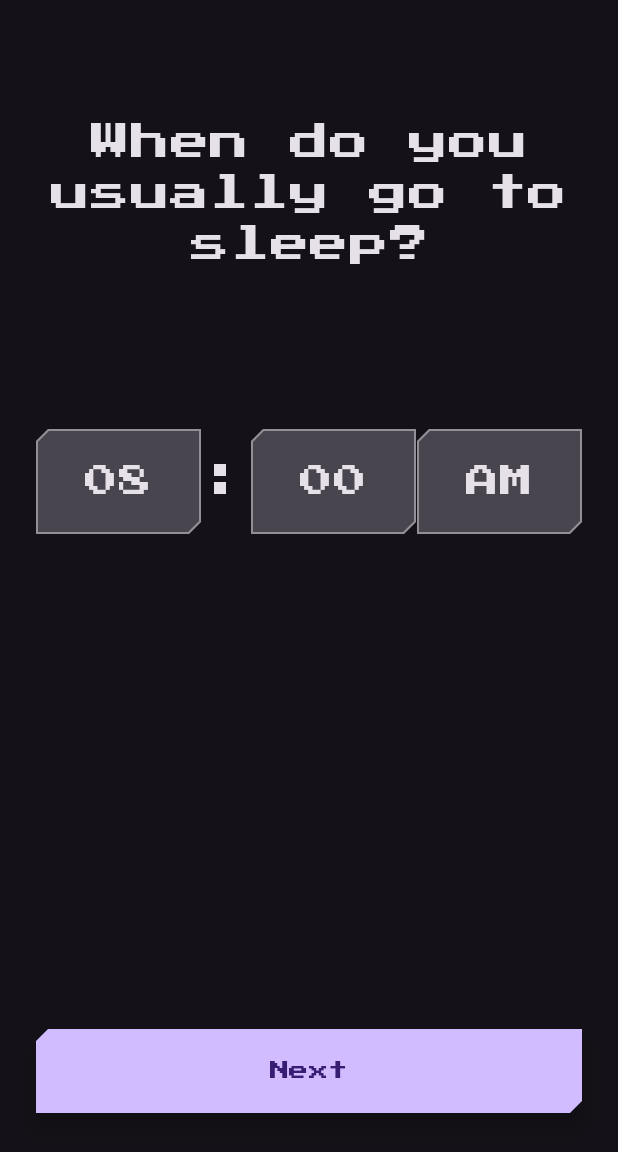
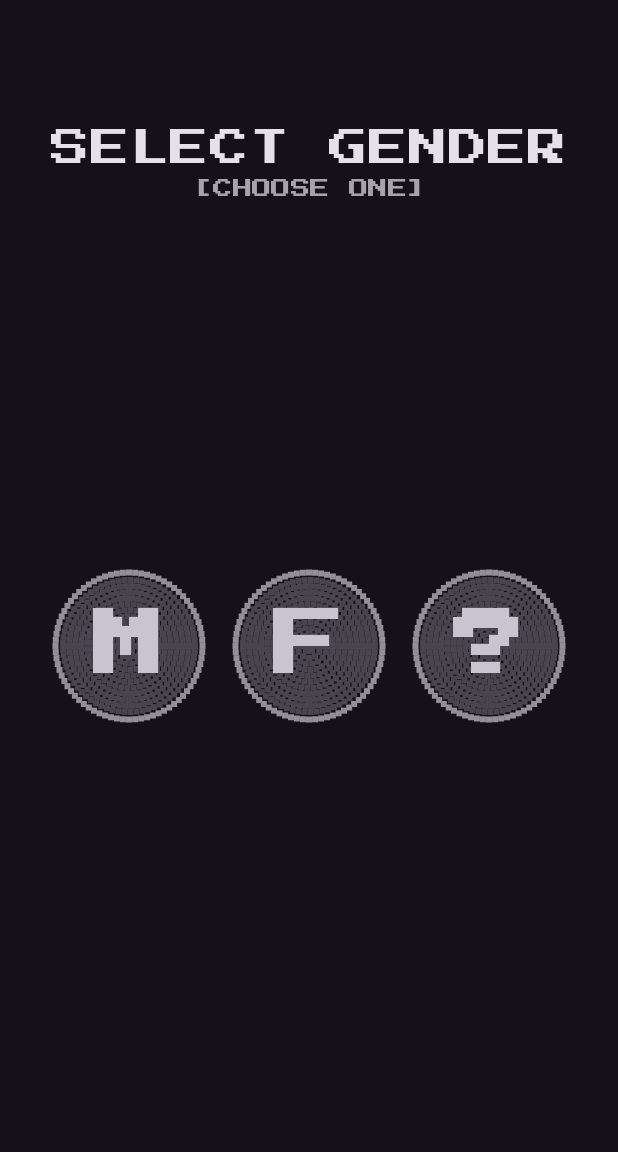
Before and after one commit to Om-Mithare/Water-Intake-Tracker-App, an Android app built with Jetpack Compose: the screen it shows after launch (MainActivity), on a phone screen of 412 x 824 dp. Shown: the top 1152 px of the screen. Run offline under Robolectric (Android 15) with nearby library versions, the phone set to English and light mode, and no system bars; our stand-ins replace Dagger/Hilt's generated code.

Commit message:
GenderScreen

```diff
--- /dev/null
+++ b/app/src/main/java/Screens/Gender/GenderScreen.kt
@@ -0,0 +1,420 @@
+
+
+package Screens.Gender // Assuming this is your package structure
+
+import androidx.compose.animation.core.Animatable
+import androidx.compose.animation.core.animateFloatAsState
+import androidx.compose.animation.core.tween
+import androidx.compose.animation.AnimatedVisibility
+import androidx.compose.animation.fadeIn
+import androidx.compose.animation.slideInVertically
+import androidx.compose.foundation.BorderStroke
+import androidx.compose.foundation.Canvas
+import androidx.compose.foundation.background
+import androidx.compose.foundation.border
+import androidx.compose.foundation.clickable
+import androidx.compose.foundation.interaction.MutableInteractionSource
+import androidx.compose.foundation.interaction.PressInteraction
+import androidx.compose.foundation.interaction.collectIsHoveredAsState // For mouse hover
+import androidx.compose.foundation.interaction.collectIsPressedAsState
+import androidx.compose.foundation.layout.*
+import androidx.compose.foundation.shape.CircleShape // Still useful for clipping content if needed
+import androidx.compose.material3.*
+import androidx.compose.runtime.*
+import androidx.compose.ui.Alignment
+import androidx.compose.ui.Modifier
+import androidx.compose.ui.draw.clip
+import androidx.compose.ui.draw.drawBehind
+import androidx.compose.ui.geometry.Offset
+import androidx.compose.ui.geometry.Size
+import androidx.compose.ui.graphics.Color
+import androidx.compose.ui.graphics.PathEffect
+import androidx.compose.ui.graphics.RectangleShape // For explicit pixel blocks
+import androidx.compose.ui.graphics.drawscope.DrawStyle
+import androidx.compose.ui.graphics.drawscope.Fill
+import androidx.compose.ui.graphics.drawscope.Stroke
+import androidx.compose.ui.graphics.graphicsLayer
+import androidx.compose.ui.input.pointer.pointerInput
+import androidx.compose.ui.text.font.FontWeight
+import androidx.compose.ui.text.style.TextAlign
+import androidx.compose.ui.tooling.preview.Preview
+import androidx.compose.ui.unit.Dp
+import androidx.compose.ui.unit.dp
+import androidx.compose.ui.unit.sp
+import androidx.lifecycle.ViewModel
+import androidx.lifecycle.viewmodel.compose.viewModel
+import com.example.waterintaketracker.ui.theme.WaterIntakeTrackerTheme // IMPORT YOUR THEME
+import kotlinx.coroutines.flow.MutableStateFlow
+import kotlinx.coroutines.flow.StateFlow
+import kotlinx.coroutines.flow.asStateFlow
+import kotlinx.coroutines.launch
+import kotlin.math.cos
+import kotlin.math.min
+import kotlin.math.sin
+
+// --- Gender Enum ---
+enum class Gender(val label: String, val iconLabel: String) {
+    MALE("Male", "M"),
+    FEMALE("Female", "F"),
+    OTHER("Other", "?") // Or use an icon
+}
+
+// --- ViewModel ---
+class DefaultGenderViewModel : ViewModel() {
+    private val _selectedGender = MutableStateFlow<Gender?>(null)
+    val selectedGender: StateFlow<Gender?> = _selectedGender.asStateFlow()
+
+    fun selectGender(gender: Gender) {
+        _selectedGender.value = if (_selectedGender.value == gender) null else gender
+    }
+}
+
+// --- Composable Screens ---
+@Composable
+fun GenderScreen(
+    viewModel: DefaultGenderViewModel = viewModel(),
+    onNextClick: () -> Unit = {}
+) {
+    WaterIntakeTrackerTheme { // Ensure your PixelTypography and PixelShapes are applied
+        val selectedGender by viewModel.selectedGender.collectAsState()
+
+        Box(
+            modifier = Modifier
+                .fillMaxSize()
+                .background(MaterialTheme.colorScheme.background)
+                .padding(16.dp)
+        ) {
+            Column(
+                modifier = Modifier.fillMaxSize(),
+                horizontalAlignment = Alignment.CenterHorizontally,
+                verticalArrangement = Arrangement.SpaceBetween // Pushes content and button
+            ) {
+                // Header Section
+                Column(
+                    horizontalAlignment = Alignment.CenterHorizontally,
+                    modifier = Modifier.padding(top = 70.dp)
+                ) {
+                    Text(
+                        text = "SELECT GENDER",
+                        style = MaterialTheme.typography.displaySmall, // Larger, more impactful
+                        textAlign = TextAlign.Center,
+                        color = MaterialTheme.colorScheme.onBackground
+                    )
+                    Spacer(modifier = Modifier.height(8.dp))
+                    Text(
+                        text = "[CHOOSE ONE]",
+                        style = MaterialTheme.typography.titleMedium,
+                        color = MaterialTheme.colorScheme.onBackground.copy(alpha = 0.7f),
+                        textAlign = TextAlign.Center
+                    )
+                }
+
+                // Gender Selection Circles
+                Row(
+                    modifier = Modifier
+                        .fillMaxWidth()
+                        .padding(vertical = 40.dp), // Add more padding around the circles
+                    horizontalArrangement = Arrangement.SpaceEvenly,
+                    verticalAlignment = Alignment.CenterVertically
+                ) {
+                    Gender.entries.forEach { gender ->
+                        PixelatedGenderCircle(
+                            gender = gender,
+                            isSelected = selectedGender == gender,
+                            onGenderClick = { viewModel.selectGender(gender) }
+                        )
+                    }
+                }
+
+                // Next Button placeholder to ensure space is managed
+                Box(modifier = Modifier.height(80.dp)) // Reserve space for button
+            }
+
+
+            // Next Button (Aligned to bottom)
+            AnimatedVisibility(
+                visible = selectedGender != null,
+                enter = fadeIn(animationSpec = tween(300, delayMillis = 100)) +
+                        slideInVertically(initialOffsetY = { it / 2 }, animationSpec = tween(300, delayMillis = 100)),
+                modifier = Modifier
+                    .align(Alignment.BottomCenter)
+                    .padding(bottom = 32.dp)
+            ) {
+                Button(
+                    onClick = { onNextClick() },
+                    modifier = Modifier
+                        .fillMaxWidth(0.85f)
+                        .height(56.dp)
+                        .border(
+                            2.dp,
+                            MaterialTheme.colorScheme.onPrimary.copy(alpha = 0.5f),
+                            MaterialTheme.shapes.medium // Use theme shape for button
+                        ),
+                    shape = MaterialTheme.shapes.medium, // Use theme shape for button
+                    colors = ButtonDefaults.buttonColors(
+                        containerColor = MaterialTheme.colorScheme.primary,
+                        contentColor = MaterialTheme.colorScheme.onPrimary
+                    )
+                ) {
+                    Text(
+                        "NEXT >",
+                        style = MaterialTheme.typography.titleLarge
+                    )
+                }
+            }
+        }
+    }
+}
+
+
+@Composable
+fun PixelatedBlockCircle(
+    modifier: Modifier = Modifier,
+    color: Color,
+    borderColor: Color,
+    borderWidth: Dp,
+    blockSize: Dp = 4.dp // Size of each "pixel" block
+) {
+    Canvas(modifier = modifier) {
+        val canvasRadius = size.minDimension / 2
+        val blockPx = blockSize.toPx()
+        val borderPx = borderWidth.toPx()
+
+        // Draw pixelated border
+        val numBorderSteps = (2 * Math.PI * (canvasRadius - borderPx / 2) / blockPx).toInt()
+        for (i in 0 until numBorderSteps) {
+            val angle = i.toFloat() / numBorderSteps.toFloat() * 2 * Math.PI.toFloat()
+            val x = center.x + (canvasRadius - borderPx / 2) * cos(angle)
+            val y = center.y + (canvasRadius - borderPx / 2) * sin(angle)
+            drawRect(
+                color = borderColor,
+                topLeft = Offset(x - blockPx / 2, y - blockPx / 2),
+                size = Size(blockPx, blockPx)
+            )
+        }
+
+        // Draw pixelated fill (slightly inset from the border)
+        val fillRadius = canvasRadius - borderPx - blockPx / 2 // Ensure fill is within border
+        if (fillRadius > 0) {
+            val numFillSteps = (2 * Math.PI * fillRadius / blockPx).toInt()
+            for (rStep in 0..(fillRadius / blockPx).toInt()) {
+                val currentRadius = rStep * blockPx
+                if (currentRadius > fillRadius) break
+                val numCircumferenceSteps = (2 * Math.PI * currentRadius / blockPx).toInt().coerceAtLeast(1)
+                for (i in 0 until numCircumferenceSteps) {
+                    val angle = i.toFloat() / numCircumferenceSteps.toFloat() * 2 * Math.PI.toFloat()
+                    val x = center.x + currentRadius * cos(angle)
+                    val y = center.y + currentRadius * sin(angle)
+                    drawRect(
+                        color = color,
+                        topLeft = Offset(x - blockPx / 2, y - blockPx / 2),
+                        size = Size(blockPx, blockPx)
+                    )
+                }
+            }
+            // Fill center block if radius is very small
+            if (numFillSteps == 0 && fillRadius > 0) {
+                drawRect(
+                    color = color,
+                    topLeft = Offset(center.x - blockPx / 2, center.y - blockPx / 2),
+                    size = Size(blockPx, blockPx)
+                )
+            }
+        }
+    }
+}
+
+
+@Composable
+fun PixelatedGenderCircle(
+    gender: Gender,
+    isSelected: Boolean,
+    onGenderClick: () -> Unit
+) {
+    val interactionSource = remember { MutableInteractionSource() }
+    val isPressed by interactionSource.collectIsPressedAsState()
+    // val isHovered by interactionSource.collectIsHoveredAsState() // Use if you need mouse hover
+
+    val scale by animateFloatAsState(
+        targetValue = if (isPressed) 0.92f else 1f, // Slightly more noticeable scale
+        animationSpec = tween(durationMillis = 100),
+        label = "scaleAnimation"
+    )
+
+    val circleSize = 100.dp
+    val iconSize = 48.sp
+
+    // --- Color Scheme ---
+    val currentScheme = MaterialTheme.colorScheme
+    val pressedColorShiftMultiplier = 0.8f // Darken/lighten factor on press
+
+    val baseBackgroundColor = if (isSelected) currentScheme.primaryContainer else currentScheme.surfaceVariant
+    val pressedBackgroundColor = if (isSelected) {
+        Color(
+            red = (baseBackgroundColor.red * pressedColorShiftMultiplier).coerceIn(0f, 1f),
+            green = (baseBackgroundColor.green * pressedColorShiftMultiplier).coerceIn(0f, 1f),
+            blue = (baseBackgroundColor.blue * pressedColorShiftMultiplier).coerceIn(0f, 1f),
+            alpha = baseBackgroundColor.alpha
+        )
+    } else {
+        currentScheme.primary.copy(alpha = 0.3f) // A distinct press color for non-selected
+    }
+    val currentBackgroundColor = if (isPressed) pressedBackgroundColor else baseBackgroundColor
+
+
+    val baseBorderColor = if (isSelected) currentScheme.primary else currentScheme.outline
+    val pressedBorderColor = if (isSelected) {
+        currentScheme.tertiary // Example: shift to tertiary on press for selected
+    } else {
+        currentScheme.primary // Example: shift to primary on press for non-selected
+    }
+    val currentBorderColor = if (isPressed) pressedBorderColor else baseBorderColor
+
+    val borderWidth = if (isSelected) 3.dp else 2.dp
+    val pressedBorderWidth = if (isSelected) 4.dp else 3.dp // Thicker border on press
+    val currentBorderWidth = if (isPressed) pressedBorderWidth else borderWidth
+
+
+    val currentContentColor = when {
+        isPressed && isSelected -> currentScheme.onPrimaryContainer.copy(alpha = 0.9f) // Slightly different on press selected
+        isPressed && !isSelected -> currentScheme.onPrimary // Content color for pressed non-selected
+        isSelected -> currentScheme.onPrimaryContainer
+        else -> currentScheme.onSurfaceVariant
+    }
+
+
+    Box(
+        modifier = Modifier
+            .size(circleSize)
+            .graphicsLayer {
+                scaleX = scale
+                scaleY = scale
+            }
+            .clickable(
+                interactionSource = interactionSource,
+                indication = null,
+                onClick = onGenderClick
+            ),
+        contentAlignment = Alignment.Center
+    ) {
+        PixelatedBlockCircle(
+            modifier = Modifier.fillMaxSize(),
+            color = currentBackgroundColor,
+            borderColor = currentBorderColor,
+            borderWidth = currentBorderWidth,
+            blockSize = 4.dp // Adjust for finer or coarser pixelation of the circle itself
+        )
+
+        // Content (Text/Icon) - Placed on top of the PixelatedBlockCircle
+        Column(
+            horizontalAlignment = Alignment.CenterHorizontally,
+            // Modifier.clip(CircleShape) // Optional: Clip content to a smooth circle if text overflows the blocky one
+        ) {
+            Text(
+                text = gender.iconLabel,
+                style = MaterialTheme.typography.displayMedium.copy(fontSize = iconSize),
+                color = currentContentColor,
+                fontWeight = FontWeight.Bold
+            )
+            if (isSelected) {
+                Spacer(modifier = Modifier.height(4.dp))
+                Text(
+                    text = gender.label.uppercase(),
+                    style = MaterialTheme.typography.labelSmall.copy(fontSize = 10.sp),
+                    color = currentContentColor,
+                    textAlign = TextAlign.Center
+                )
+            }
+        }
+    }
+}
+
+
+// --- Previews ---
+@Preview(showBackground = true, name = "Gender Screen Light - Female Selected", widthDp = 360, heightDp = 740)
+@Composable
+fun GenderScreenLightFemalePreview() {
+    WaterIntakeTrackerTheme(darkTheme = false) {
+        GenderScreen(
+            viewModel = remember { DefaultGenderViewModel().apply { selectGender(Gender.FEMALE) } },
+            onNextClick = {}
+        )
+    }
+}
+
+@Preview(showBackground = true, name = "Gender Screen Dark - No Selection", widthDp = 360, heightDp = 740)
+@Composable
+fun GenderScreenDarkPreview() {
+    WaterIntakeTrackerTheme(darkTheme = true) {
+        GenderScreen(
+            viewModel = remember { DefaultGenderViewModel() },
+            onNextClick = {}
+        )
+    }
+}
+
+@Preview(showBackground = true, name = "Gender Circle - Male Selected", widthDp = 150, heightDp = 200)
+@Composable
+fun GenderCircleSelectedPreview() {
+    WaterIntakeTrackerTheme(darkTheme = false) {
+        Box(contentAlignment = Alignment.Center, modifier = Modifier
+            .padding(16.dp)
+            .background(MaterialTheme.colorScheme.background)) {
+            PixelatedGenderCircle(gender = Gender.MALE, isSelected = true, onGenderClick = {})
+        }
+    }
+}
+
+@Preview(showBackground = true, name = "Gender Circle - Female Default", widthDp = 150, heightDp = 200)
+@Composable
+fun GenderCircleDefaultPreview() {
+    WaterIntakeTrackerTheme(darkTheme = true) {
+        Box(contentAlignment = Alignment.Center, modifier = Modifier
+            .padding(16.dp)
+            .background(MaterialTheme.colorScheme.background)) {
+            PixelatedGenderCircle(gender = Gender.FEMALE, isSelected = false, onGenderClick = {})
+        }
+    }
+}
+
+@Preview(showBackground = true, name = "Gender Circle - Female Pressed", widthDp = 150, heightDp = 200)
+@Composable
+fun GenderCircleFemalePressedPreview() {
+    WaterIntakeTrackerTheme(darkTheme = false) {
+        val interactionSource = remember { MutableInteractionSource() }
+        // Simulate pressed state for preview
+        LaunchedEffect(Unit) {
+            interactionSource.tryEmit(PressInteraction.Press(Offset.Zero))
+        }
+        Box(contentAlignment = Alignment.Center, modifier = Modifier
+            .padding(16.dp)
+            .background(MaterialTheme.colorScheme.background)) {
+            PixelatedGenderCircle(
+                gender = Gender.FEMALE,
+                isSelected = false, // Test pressed state for non-selected
+                onGenderClick = {}
+            )
+        }
+    }
+}
+
+@Preview(showBackground = true, name = "Gender Circle - Male Selected Pressed", widthDp = 150, heightDp = 200)
+@Composable
+fun GenderCircleMaleSelectedPressedPreview() {
+    WaterIntakeTrackerTheme(darkTheme = false) {
+        val interactionSource = remember { MutableInteractionSource() }
+        // Simulate pressed state for preview
+        LaunchedEffect(Unit) {
+            interactionSource.tryEmit(PressInteraction.Press(Offset.Zero))
+        }
+        Box(contentAlignment = Alignment.Center, modifier = Modifier
+            .padding(16.dp)
+            .background(MaterialTheme.colorScheme.background)) {
+            PixelatedGenderCircle(
+                gender = Gender.MALE,
+                isSelected = true, // Test pressed state for selected
+                onGenderClick = {}
+            )
+        }
+    }
+}
--- a/app/src/main/java/com/example/waterintaketracker/MainActivity.kt
+++ b/app/src/main/java/com/example/waterintaketracker/MainActivity.kt
@@ -15,7 +15,7 @@ import androidx.navigation.NavGraph
 import androidx.navigation.compose.rememberNavController
 import com.example.waterintaketracker.ui.theme.WaterIntakeTrackerTheme
 import dagger.hilt.android.AndroidEntryPoint
-import Screens.Sleep.SleepScreen
+import Screens.Gender.GenderScreen
 @AndroidEntryPoint
 class MainActivity : ComponentActivity() {
     override fun onCreate(savedInstanceState: Bundle?) {
@@ -23,7 +23,7 @@ class MainActivity : ComponentActivity() {
         enableEdgeToEdge()
         setContent {
             WaterIntakeTrackerTheme {
-                SleepScreen()
+                GenderScreen()
             }
         }
     }
```
Also changed, not shown: app/src/main/java/Screens/Gender/GenderViewModel.kt (added, +21 -0 lines).
